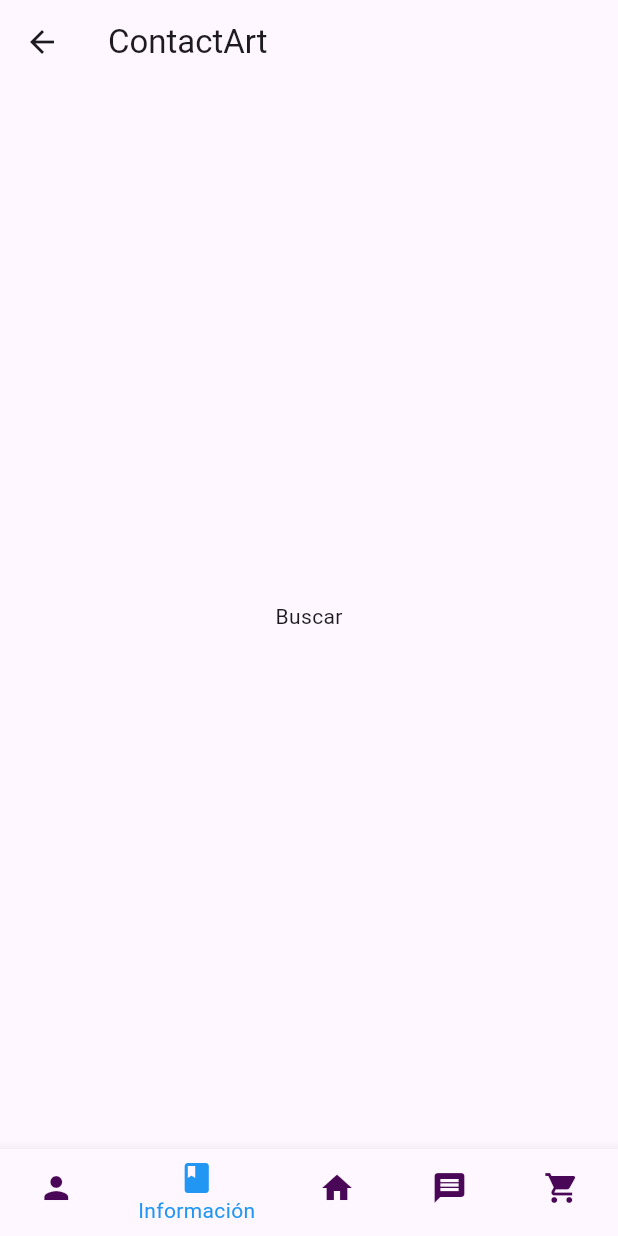
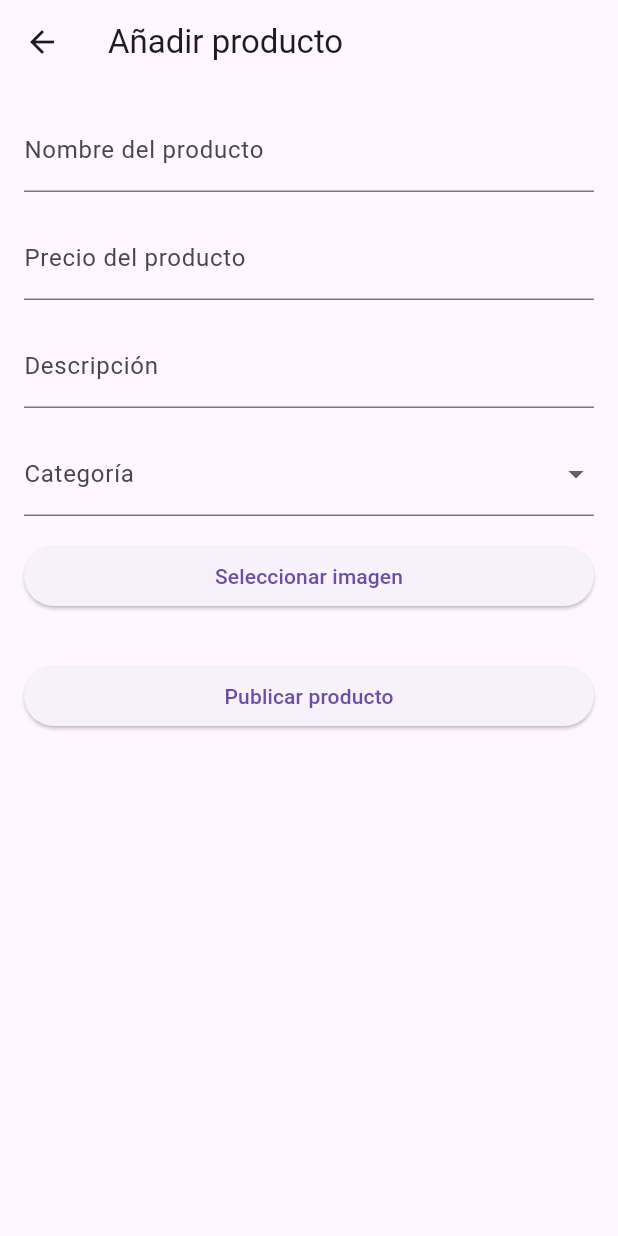
Before and after one commit to Jeronimo1520/contactArt-FlutterApp, a Flutter app: the HomePage screen opened by its route, item 2 of the bottom bar chosen, on a phone screen of 412 x 824 dp. Run offline on Flutter 3.47's test engine with Material 3 defaults, Android fonts, the phone set to English and light mode, and no system bars; our stand-ins replace cloud_firestore, firebase_auth, firebase_core, fluttertoast, image_picker; accounts and stored records are empty.

Commit message:
Feat: Agregar producto page

```diff
--- /dev/null
+++ b/lib/features/app/presentation/pages/add_product.dart
@@ -0,0 +1,76 @@
+import 'dart:io';
+
+import 'package:flutter/material.dart';
+import 'package:image_picker/image_picker.dart';
+
+class AddProductPage extends StatelessWidget {
+  @override
+  Widget build(BuildContext context) {
+    return Scaffold(
+      appBar: AppBar(
+        title: Text('Añadir producto'),
+      ),
+      body: Padding(
+        padding: const EdgeInsets.all(16.0),
+        child: Column(
+          crossAxisAlignment: CrossAxisAlignment.start,
+          children: [
+            TextFormField(
+              decoration: InputDecoration(labelText: 'Nombre del producto'),
+            ),
+            SizedBox(height: 16),
+            TextFormField(
+              decoration: InputDecoration(labelText: 'Precio del producto'),
+            ),
+            SizedBox(height: 16),
+            TextFormField(
+              decoration: InputDecoration(labelText: 'Descripción'),
+            ),
+            SizedBox(height: 16),
+            DropdownButtonFormField<String>(
+              items: ['Categoría 1', 'Categoría 2', 'Categoría 3']
+                  .map((category) => DropdownMenuItem(
+                        value: category,
+                        child: Text(category),
+                      ))
+                  .toList(),
+              onChanged: (value) {},
+              decoration: InputDecoration(labelText: 'Categoría'),
+            ),
+            SizedBox(height: 16),
+            Row(
+              mainAxisAlignment: MainAxisAlignment.center,
+              children: [
+                Expanded(
+                  child: ElevatedButton(
+                    onPressed: () async {
+                      final imagePicker = ImagePicker();
+                      final XFile? image = await imagePicker.pickImage(
+                          source: ImageSource.gallery);
+                      if (image != null) {
+                      }
+                    },
+                    child: Text('Seleccionar imagen'),
+                  ),
+                ),
+              ],
+            ),
+            SizedBox(height: 32),
+            Row(
+              mainAxisAlignment: MainAxisAlignment.center,
+              children: [
+                Expanded(
+                  child: ElevatedButton(
+                    onPressed: () {
+                    },
+                    child: Text('Publicar producto'),
+                  ),
+                ),
+              ],
+            ),
+          ],
+        ),
+      ),
+    );
+  }
+}
--- a/lib/features/app/presentation/pages/home_page.dart
+++ b/lib/features/app/presentation/pages/home_page.dart
@@ -16,11 +16,11 @@ class _HomePageState extends State<HomePage> {
 
   static const List<Widget> _pages = <Widget>[
     // Aquí puedes incluir las páginas que desees para cada ítem del menú
-    Text('Inicio'),
-    Text('Buscar'),
+    Text('Perfil'),
+    Text('Información'),
     Text('Favoritos'),
     Text('Carrito'),
-    Text('Perfil'),
+    Text('Carrito'),
   ];
 
   void _onItemTapped(int index) {
@@ -29,6 +29,10 @@ class _HomePageState extends State<HomePage> {
       if (_selectedIndex == 0) {
         Navigator.pushNamed(context,
             '/editProfile'); // Navega a la página EditProfilePage cuando se selecciona el ícono "person"
+      }
+      if (_selectedIndex == 1) {
+        Navigator.pushNamed(context,
+            '/addProduct'); // Navega a la página EditProfilePage cuando se selecciona el ícono "person"
       }
     });
   }
--- a/lib/main.dart
+++ b/lib/main.dart
@@ -1,3 +1,4 @@
+import 'package:contact_art/features/app/presentation/pages/add_product.dart';
 import 'package:contact_art/features/app/presentation/pages/edit_profile.dart';
 import 'package:contact_art/features/app/presentation/pages/home_page.dart';
 import 'package:contact_art/firebase_options.dart';
@@ -27,6 +28,7 @@ class MainApp extends StatelessWidget {
         '/signup': (context) => SignUpPage(),
         '/home': (context) => HomePage(userId: "",),
         '/editProfile': (context) => EditProfilePage(),
+        '/addProduct': (context) => AddProductPage(),
       },
       debugShowCheckedModeBanner: false,
       title: 'ContactArt',
--- a/pubspec.yaml
+++ b/pubspec.yaml
@@ -14,6 +14,7 @@ dependencies:
   flutter:
     sdk: flutter
   fluttertoast: ^8.2.5
+  image_picker: ^1.0.8
 
 dev_dependencies:
   flutter_test:
```
Also changed, not shown: pubspec.lock.
